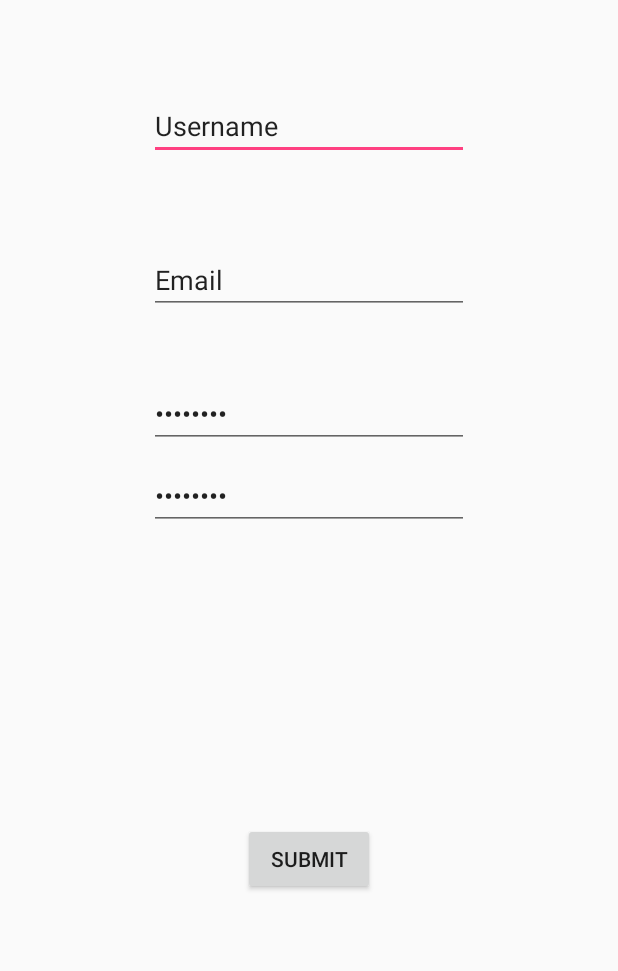
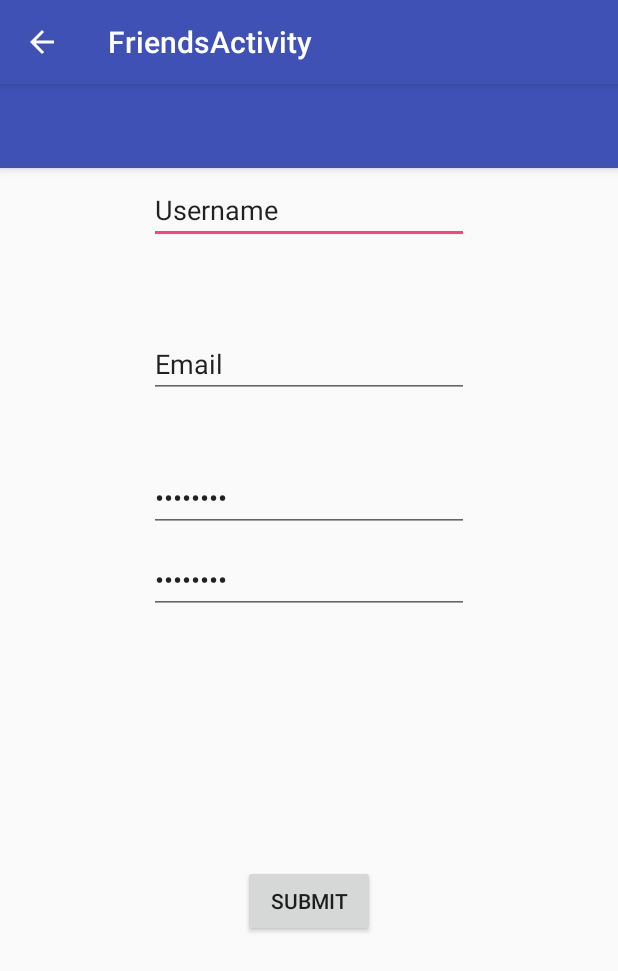
Before and after one commit to walterzhangau/BeamProject, an Android app: the AccountCreation screen opened directly, with no data from a screen before it, on a phone screen of 412 x 824 dp. Shown: the top 971 px of the screen. Run offline under Robolectric (Android 15) with nearby library versions, the phone set to English and light mode, and no system bars.

Commit message:
Added (functional) back button to account creation

```diff
--- a/Beam/app/src/main/AndroidManifest.xml
+++ b/Beam/app/src/main/AndroidManifest.xml
@@ -60,8 +60,7 @@
             android:theme="@style/AppTheme.NoActionBar" />
         <activity
             android:name=".AccountCreation"
-            android:label="@string/title_activity_friends"
-            android:theme="@style/AppTheme.NoActionBar" />
+            android:label="@string/title_activity_friends"/>
         <activity
             android:name=".MessagingActivity"
             android:label="@string/title_activity_messaging"
--- a/Beam/app/src/main/java/com/example/grace/myapplication/AccountCreation.java
+++ b/Beam/app/src/main/java/com/example/grace/myapplication/AccountCreation.java
@@ -1,7 +1,10 @@
 package com.example.grace.myapplication;
 
+import android.content.Intent;
+import android.support.v7.app.ActionBar;
 import android.support.v7.app.AppCompatActivity;
 import android.os.Bundle;
+import android.view.MenuItem;
 import android.view.View;
 import android.widget.Button;
 import android.widget.TextView;
@@ -13,8 +16,30 @@ public class AccountCreation extends AppCompatActivity {
     @Override
     protected void onCreate(Bundle savedInstanceState) {
         super.onCreate(savedInstanceState);
+        setupActionBar();
         setContentView(R.layout.activity_account_creation);
         SetUpCreateAccountButton();
+
+    }
+
+
+
+    private void setupActionBar() {
+        ActionBar actionBar = getSupportActionBar();
+        if (actionBar != null) {
+            // Show the back button in the action bar.
+            actionBar.setHomeButtonEnabled(true);
+            actionBar.setDisplayShowHomeEnabled(true);
+            actionBar.setDisplayHomeAsUpEnabled(true);
+        }
+    }
+
+    public boolean onOptionsItemSelected(MenuItem item){
+        Intent intent = new Intent(AccountCreation.this, NavigationBarActivity.class);
+        startActivity(intent);
+        finish();
+        return true;
+
     }
 
 
--- a/Beam/app/src/main/res/layout/activity_account_creation.xml
+++ b/Beam/app/src/main/res/layout/activity_account_creation.xml
@@ -9,7 +9,19 @@
     tools:layout_editor_absoluteY="81dp"
     tools:layout_editor_absoluteX="0dp">
 
+    <android.support.design.widget.AppBarLayout
+        android:layout_width="match_parent"
+        android:layout_height="wrap_content"
+        android:theme="@style/AppTheme.AppBarOverlay">
 
+        <android.support.v7.widget.Toolbar
+            android:id="@+id/toolbar"
+            android:layout_width="match_parent"
+            android:layout_height="?attr/actionBarSize"
+            android:background="?attr/colorPrimary"
+            app:popupTheme="@style/AppTheme.PopupOverlay" />
+
+    </android.support.design.widget.AppBarLayout>
 
     <EditText
         android:id="@+id/accountCreation_Username"
```
